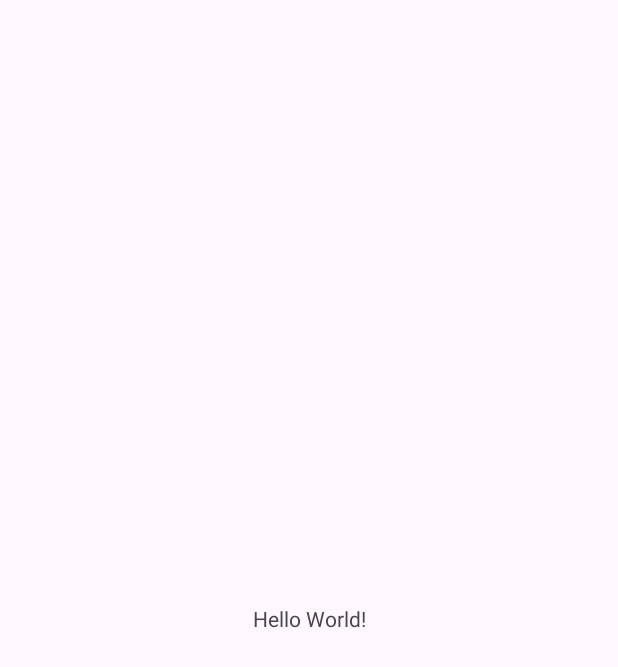
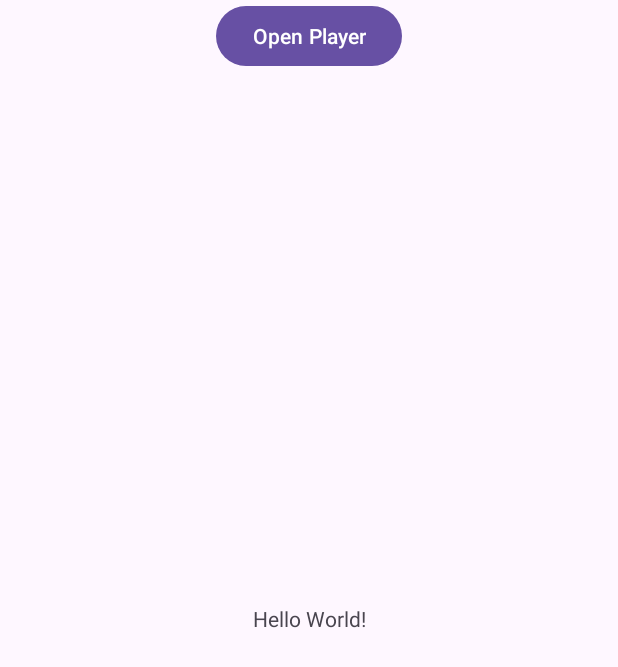
Before and after one commit to 8xbit/AndroidPodcast, an Android app: the screen it shows after launch (MainActivity), on a phone screen of 412 x 824 dp. Before the commit the part shown is almost empty. Shown: the top 667 px of the screen. Run offline under Robolectric (Android 15) with nearby library versions, the phone set to English and light mode, and no system bars.

Commit message:
push with a working player!

```diff
--- a/app/build.gradle.kts
+++ b/app/build.gradle.kts
@@ -32,12 +32,12 @@ android {
 }
 
 dependencies {
-
     implementation(libs.appcompat)
-    implementation(libs.material)
+    implementation(libs.material) // Uses the version defined in the Version Catalog
     implementation(libs.activity)
     implementation(libs.constraintlayout)
     testImplementation(libs.junit)
     androidTestImplementation(libs.ext.junit)
     androidTestImplementation(libs.espresso.core)
+    implementation("com.google.android.exoplayer:exoplayer:2.18.5") // ExoPlayer dependency
 }
--- a/app/src/main/java/com/example/podcatsapp/view/MainActivity.java
+++ b/app/src/main/java/com/example/podcatsapp/view/MainActivity.java
@@ -1,6 +1,9 @@
 package com.example.podcatsapp.view;
 
+import android.content.Intent;
 import android.os.Bundle;
+import android.view.View;
+import android.widget.Button;
 
 import androidx.appcompat.app.AppCompatActivity;
 
@@ -13,5 +16,15 @@ public class MainActivity extends AppCompatActivity {
         super.onCreate(savedInstanceState);
         setContentView(R.layout.activity_main);
 
+        // Encuentra el botón y configura el evento de clic
+        Button openPlayerButton = findViewById(R.id.openPlayerButton);
+        openPlayerButton.setOnClickListener(new View.OnClickListener() {
+            @Override
+            public void onClick(View v) {
+                // Iniciar la actividad Player
+                Intent intent = new Intent(MainActivity.this, Player.class);
+                startActivity(intent);
+            }
+        });
     }
 }
--- a/app/src/main/res/layout/activity_main.xml
+++ b/app/src/main/res/layout/activity_main.xml
@@ -16,4 +16,14 @@
         app:layout_constraintStart_toStartOf="parent"
         app:layout_constraintTop_toTopOf="parent" />
 
+    <!-- Botón para abrir la actividad Player -->
+    <Button
+        android:id="@+id/openPlayerButton"
+        android:layout_width="wrap_content"
+        android:layout_height="wrap_content"
+        android:text="Open Player"
+        app:layout_constraintTop_toBottomOf="@+id/textView"
+        app:layout_constraintStart_toStartOf="parent"
+        app:layout_constraintEnd_toEndOf="parent"
+        android:layout_marginTop="16dp"/>
 </androidx.constraintlayout.widget.ConstraintLayout>
--- /dev/null
+++ b/app/src/main/res/values/sample_video.xml
@@ -0,0 +1,2 @@
+<?xml version="1.0" encoding="utf-8"?>
+<resources></resources>
--- a/gradle/libs.versions.toml
+++ b/gradle/libs.versions.toml
@@ -1,5 +1,5 @@
 [versions]
-agp = "8.5.2"
+agp = "8.6.0"
 junit = "4.13.2"
 junitVersion = "1.2.1"
 espressoCore = "3.6.1"
```
Also changed, not shown: app/src/main/AndroidManifest.xml (+12 -3 lines), app/src/main/java/com/example/podcatsapp/view/Player.java (+51 -7 lines), app/src/main/res/layout/activity_player.xml (+16 -2 lines), build.gradle.kts (line endings or trailing spaces), 4 other files.
